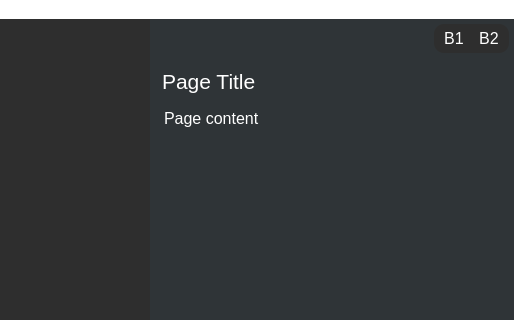
alvi-khan/Marshal, file mainwindow.ui: the form before one commit; both pictures show x 219 to 733 and y 0 to 320 of the 733 by 504 pixel window.
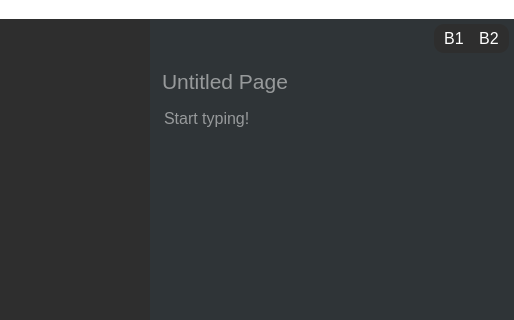
The form after the commit. Icons and pictures are not drawn.

```diff
--- a/mainwindow.ui
+++ b/mainwindow.ui
@@ -475,7 +475,10 @@
 border: none;</string>
           </property>
           <property name="text">
-           <string>Page Title</string>
+           <string/>
+          </property>
+          <property name="placeholderText">
+           <string>Untitled Page</string>
           </property>
          </widget>
         </item>
@@ -517,7 +520,10 @@
 &lt;html&gt;&lt;head&gt;&lt;meta name=&quot;qrichtext&quot; content=&quot;1&quot; /&gt;&lt;style type=&quot;text/css&quot;&gt;
 p, li { white-space: pre-wrap; }
 &lt;/style&gt;&lt;/head&gt;&lt;body style=&quot; font-family:'Segoe UI'; font-size:12pt; font-weight:400; font-style:normal;&quot;&gt;
-&lt;p style=&quot; margin-top:0px; margin-bottom:0px; margin-left:0px; margin-right:0px; -qt-block-indent:0; text-indent:0px;&quot;&gt;Page content&lt;/p&gt;&lt;/body&gt;&lt;/html&gt;</string>
+&lt;p style=&quot;-qt-paragraph-type:empty; margin-top:0px; margin-bottom:0px; margin-left:0px; margin-right:0px; -qt-block-indent:0; text-indent:0px;&quot;&gt;&lt;br /&gt;&lt;/p&gt;&lt;/body&gt;&lt;/html&gt;</string>
+          </property>
+          <property name="placeholderText">
+           <string>Start typing!</string>
           </property>
          </widget>
         </item>
```
Left out of the diff: 3 changed lines with no effect on the pictures.
